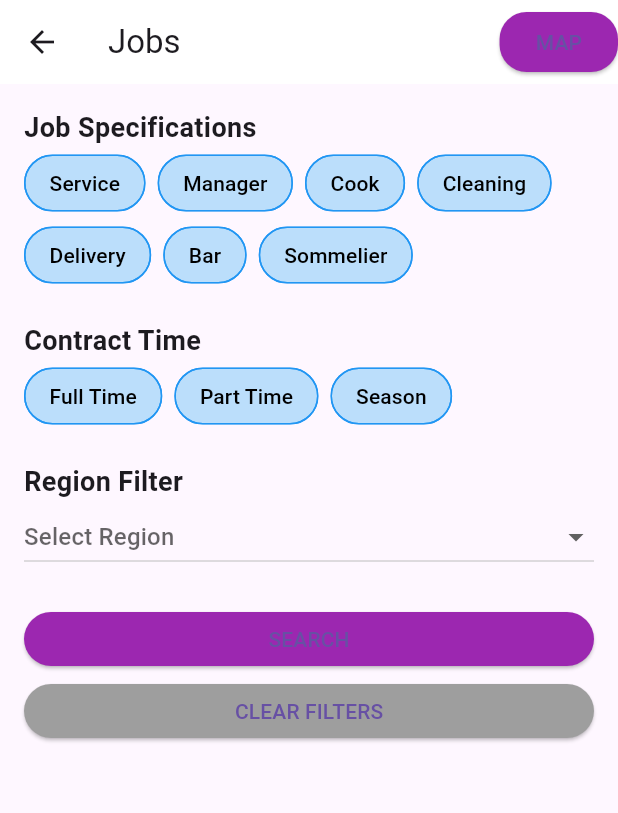
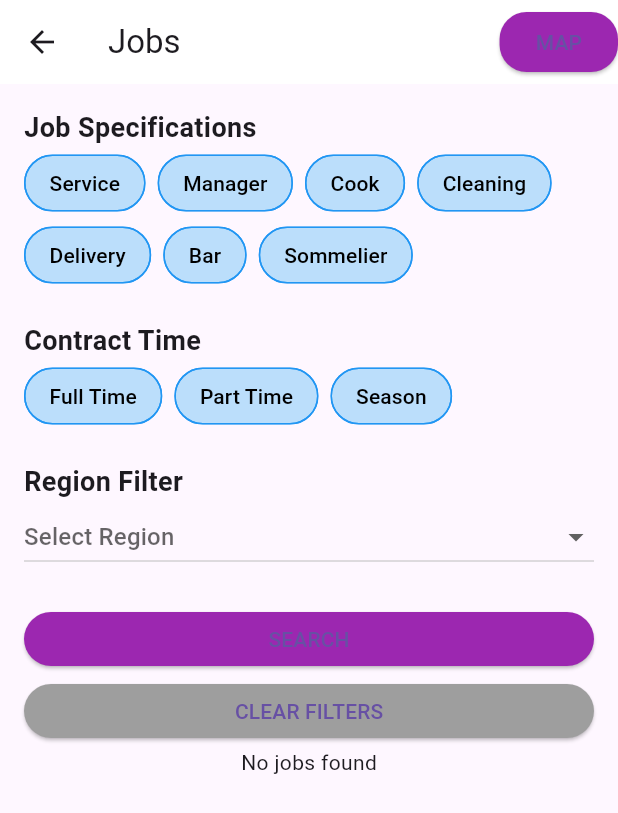
Before and after one commit to Funkynoone/Hive_flutter, a Flutter app: the JobsScreen screen opened directly, after a tap on "SEARCH", on a phone screen of 412 x 824 dp. Shown: the top 813 px of the screen. Run offline on Flutter 3.47's test engine with Material 3 defaults, Android fonts, the phone set to English and light mode, and no system bars; our stand-ins replace cloud_firestore, firebase_auth, firebase_core, fluttertoast, google_maps_flutter, shared_preferences; missing offline and left inert: flutter_google_places, google_maps_webservice; accounts and stored records are empty.

Commit message:
mixed title filters are working, though mixed type and title are not working well!

```diff
--- a/lib/jobs_screen.dart
+++ b/lib/jobs_screen.dart
@@ -1,7 +1,7 @@
 import 'package:flutter/material.dart';
 import 'package:url_launcher/url_launcher.dart';
 import 'package:cloud_firestore/cloud_firestore.dart';
-import 'package:hive_flutter/models/job.dart';
+import 'package:hive_flutter/models/job.dart'; // Adjust the path as needed
 
 class JobsScreen extends StatefulWidget {
   @override
@@ -20,7 +20,8 @@ class _JobsScreenState extends State<JobsScreen> {
   bool showCleaning = false;
   bool showCook = false;
   String? selectedRegion;
-  final List<String> regions = ['Attica', 'Sterea Ellada', 'Peloponnisus','Epirus','Thessalia','Thraki','Ionian islands','Aegean islands','Creta'];
+  final List<String> regions = ['Attica', 'Sterea Ellada', 'Peloponnisus', 'Epirus', 'Thessalia', 'Thraki', 'Ionian islands', 'Aegean islands', 'Creta'];
+  List<Job> _jobs = [];
 
   @override
   Widget build(BuildContext context) {
@@ -93,9 +94,7 @@ class _JobsScreenState extends State<JobsScreen> {
             ),
             SizedBox(height: 20),
             ElevatedButton(
-              onPressed: () {
-                // Implement search functionality based on selected filters
-              },
+              onPressed: _searchJobs,
               child: Text('SEARCH'),
               style: ElevatedButton.styleFrom(
                 primary: Colors.purple,
@@ -110,7 +109,21 @@ class _JobsScreenState extends State<JobsScreen> {
                 minimumSize: Size(double.infinity, 36),
               ),
             ),
-            // Implement your job listing ListView.builder here
+            _jobs.isNotEmpty
+                ? ListView.builder(
+              shrinkWrap: true,
+              physics: NeverScrollableScrollPhysics(),
+              itemCount: _jobs.length,
+              itemBuilder: (context, index) {
+                final job = _jobs[index];
+                return ListTile(
+                  title: Text(job.title),
+                  subtitle: Text('${job.restaurant} - ${job.type} - ${job.category}'),
+                  onTap: () {/* Navigate to job detail */},
+                );
+              },
+            )
+                : Center(child: Text("No jobs found")),
           ],
         ),
       ),
@@ -122,9 +135,7 @@ class _JobsScreenState extends State<JobsScreen> {
     if (await canLaunch(googleMapsUrl)) {
       await launch(googleMapsUrl);
     } else {
-      ScaffoldMessenger.of(context).showSnackBar(
-        SnackBar(content: Text('Could not open Google Maps.')),
-      );
+      ScaffoldMessenger.of(context).showSnackBar(SnackBar(content: Text('Could not open Google Maps.')));
     }
   }
 
@@ -143,6 +154,40 @@ class _JobsScreenState extends State<JobsScreen> {
       selectedRegion = null;
     });
   }
+  void _searchJobs() async {
+    Query query = FirebaseFirestore.instance.collection('JobListings');
+
+    List<String> activeFilters = [];
+
+    if (showService) activeFilters.add('Service');
+    if (showManager) activeFilters.add('Manager');
+    if (showCook) activeFilters.add('Cook');
+    if (showCleaning) activeFilters.add('Cleaning');
+    if (showDelivery) activeFilters.add('Delivery');
+    if (showBar) activeFilters.add('Bar');
+    if (showSommelier) activeFilters.add('Sommelier');
+    if (showFullTime) activeFilters.add('FullTime');
+    if (showPartTime) activeFilters.add('PartTime');
+    if (showSeason) activeFilters.add('Season');
+
+    // Filter by region if selected
+    if (selectedRegion != null) query = query.where('region', isEqualTo: selectedRegion);
+    print("Active filters: $activeFilters");
+    print("Querying with region: $selectedRegion");
+
+    // Apply job title filters if any are active
+    if (activeFilters.isNotEmpty) {
+      query = query.where('category', arrayContainsAny: activeFilters);
+    }
+
+    final QuerySnapshot querySnapshot = await query.get();
+    final List<QueryDocumentSnapshot> documents = querySnapshot.docs;
+
+    setState(() {
+      _jobs = documents.map((doc) => Job.fromFirestore(doc.data() as Map<String, dynamic>)).toList();
+    });
+  }
+
 
   Widget filterChip(String label, bool isSelected) {
     return FilterChip(
@@ -150,7 +195,6 @@ class _JobsScreenState extends State<JobsScreen> {
       selected: isSelected,
       onSelected: (bool value) {
         setState(() {
-          // Update the state for each filter chip based on the label
           if (label == 'Service') showService = value;
           else if (label == 'Manager') showManager = value;
           else if (label == 'Cook') showCook = value;
@@ -161,7 +205,7 @@ class _JobsScreenState extends State<JobsScreen> {
           else if (label == 'Full Time') showFullTime = value;
           else if (label == 'Part Time') showPartTime = value;
           else if (label == 'Season') showSeason = value;
-          // Add more conditions as needed
+          // Add more conditions for other filters if needed
         });
       },
       backgroundColor: Colors.blue.shade100,
--- a/lib/models/job.dart
+++ b/lib/models/job.dart
@@ -5,7 +5,7 @@ class Job {
   final String description;
   final double latitude;
   final double longitude;
-  final String category; // Add this line
+  final List<String> category; // Changed to a list
 
   Job({
     required this.title,
@@ -14,10 +14,9 @@ class Job {
     required this.description,
     required this.latitude,
     required this.longitude,
-    required this.category, // Add this line
+    required this.category, // Changed to a list
   });
 
-  // Update your method for creating a Job object from Firestore data to include the 'category'
   factory Job.fromFirestore(Map<String, dynamic> firestore) {
     return Job(
       title: firestore['title'] ?? '',
@@ -26,7 +25,7 @@ class Job {
       description: firestore['description'] ?? '',
       latitude: firestore['latitude'] ?? 0.0,
       longitude: firestore['longitude'] ?? 0.0,
-      category: firestore['category'] ?? '', // Add this line
+      category: List<String>.from(firestore['category'] ?? []), // Adjusted for a list
     );
   }
 }
```
Also changed, not shown: lib/add_job_screen.dart (+51 -10 lines).
